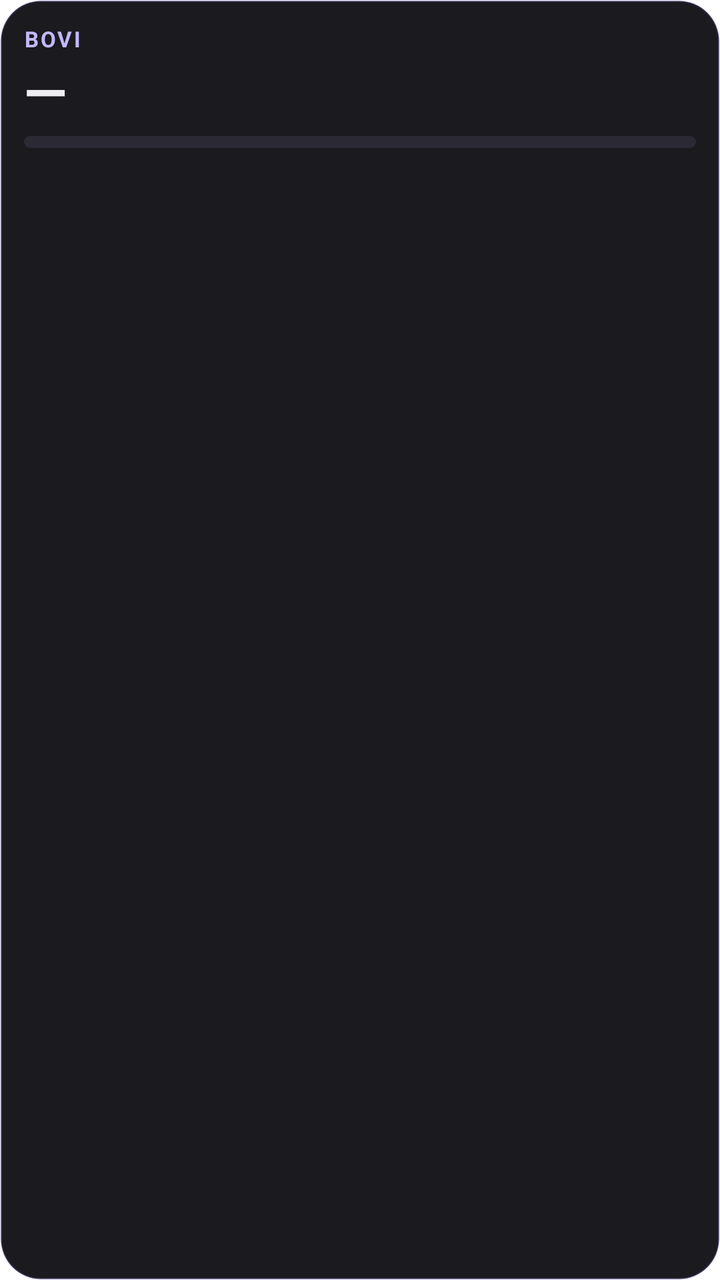
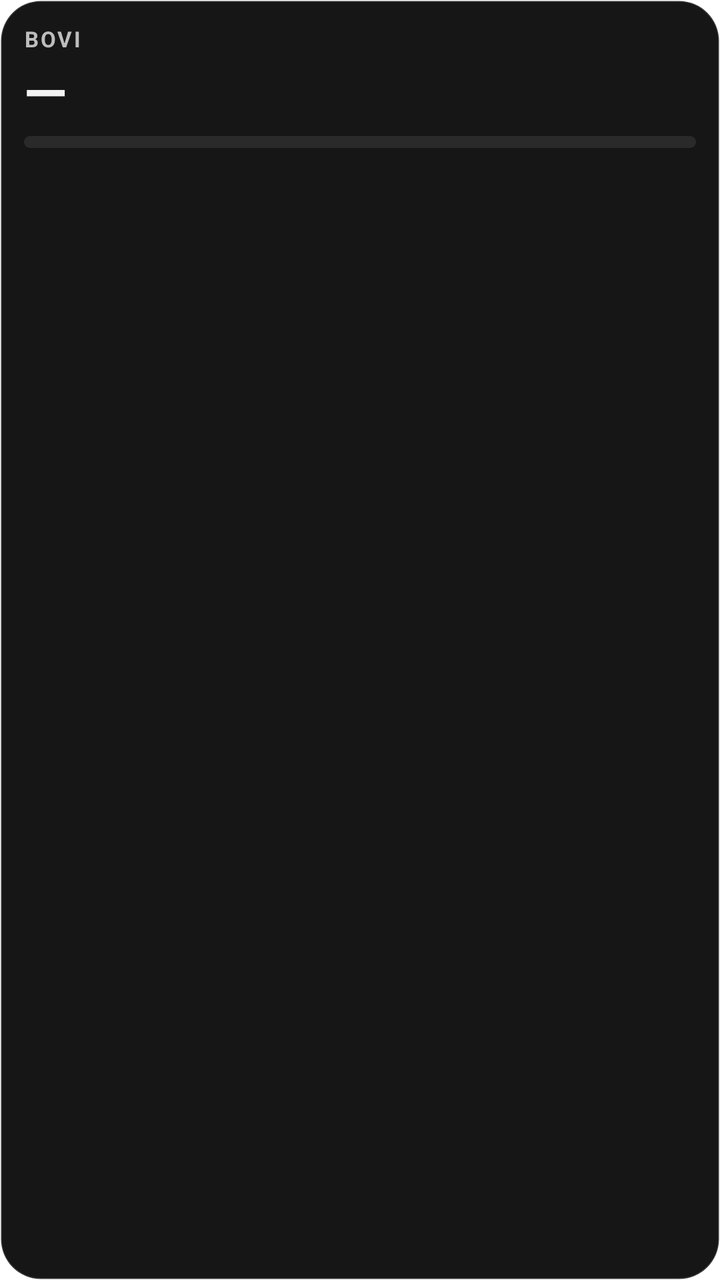

Screens rendered from an Android XML layout before and after an edit, with the pre-edit source and the edit as a unified diff.
<!-- AndroidManifest.xml: fallback theme Theme.MaterialComponents.DayNight.NoActionBar -->
<!-- res/layout/bw_screentime.xml -->
<?xml version="1.0" encoding="utf-8"?>
<LinearLayout xmlns:android="http://schemas.android.com/apk/res/android"
  android:id="@+id/bw_root"
  android:layout_width="match_parent"
  android:layout_height="match_parent"
  android:background="@drawable/bovi_widget_bg"
  android:orientation="vertical"
  android:padding="12dp">
  
  <LinearLayout
    android:layout_width="match_parent"
    android:layout_height="wrap_content"
    android:gravity="center_vertical"
    android:orientation="horizontal">
    <TextView
    android:id="@+id/bw_title"
    android:layout_width="0dp"
    android:layout_weight="1"
    android:layout_height="wrap_content"
    android:text="BOVI"
    android:textColor="#C4B8FC"
    android:textSize="11sp"
    android:textStyle="bold"
    android:maxLines="1"
    android:ellipsize="end"
    android:letterSpacing="0.08" />
    <TextView
    android:id="@+id/bw_header_meta"
    android:layout_width="wrap_content"
    android:layout_height="wrap_content"
    android:text=""
    android:textColor="#9A97A5"
    android:textSize="11sp"
    android:maxLines="1"
    android:ellipsize="end" />
  </LinearLayout>
  <LinearLayout
    android:layout_width="match_parent"
    android:layout_height="wrap_content"
    android:baselineAligned="true"
    android:orientation="horizontal">
    <TextView
    android:id="@+id/bw_st_total"
    android:layout_width="wrap_content"
    android:layout_height="wrap_content"
    android:text="—"
    android:textColor="#EEEDF2"
    android:textSize="28sp"
    android:textStyle="bold"
    android:maxLines="1"
    android:ellipsize="end" />
    <TextView
    android:id="@+id/bw_st_limit"
    android:layout_width="0dp"
    android:layout_height="wrap_content"
    android:text=""
    android:textColor="#9A97A5"
    android:textSize="12sp"
    android:maxLines="1"
    android:ellipsize="end"
    android:layout_weight="1"
    android:layout_marginStart="8dp" />
  </LinearLayout>
  <ProgressBar
    android:id="@+id/bw_st_progress"
    style="?android:attr/progressBarStyleHorizontal"
    android:layout_width="match_parent"
    android:layout_height="6dp"
    android:indeterminate="false"
    android:max="100"
    android:progress="0"
    android:progressDrawable="@drawable/bw_progress" android:layout_marginTop="4dp" />
  <TextView
    android:id="@+id/bw_empty"
    android:layout_width="match_parent"
    android:layout_height="wrap_content"
    android:text=""
    android:textColor="#9A97A5"
    android:textSize="13sp"
    android:maxLines="3"
    android:ellipsize="end"
    android:layout_marginTop="6dp"
    android:visibility="gone" />
  
  <LinearLayout
    android:id="@+id/bw_rows"
    android:layout_width="match_parent"
    android:layout_height="wrap_content"
    android:layout_marginTop="4dp"
    android:orientation="vertical" />
</LinearLayout>
<!-- resources referenced by this layout -->
<resources>
  <!-- drawable bovi_widget_bg (drawable) -->
  <?xml version="1.0" encoding="utf-8"?>
  <shape xmlns:android="http://schemas.android.com/apk/res/android" android:shape="rectangle">
    <solid android:color="#F20F0E13" />
    <corners android:radius="20dp" />
    <stroke android:width="1dp" android:color="#33A594F9" />
  </shape>
  <!-- drawable bw_progress (drawable) -->
  <?xml version="1.0" encoding="utf-8"?>
  <layer-list xmlns:android="http://schemas.android.com/apk/res/android">
    <item android:id="@android:id/background">
      <shape android:shape="rectangle">
        <corners android:radius="3dp" />
        <solid android:color="#2B2933" />
      </shape>
    </item>
    <item android:id="@android:id/progress">
      <clip>
        <shape android:shape="rectangle">
          <corners android:radius="3dp" />
          <solid android:color="#4CC9A0" />
        </shape>
      </clip>
    </item>
  </layer-list>
</resources>

<!-- the commit's change to res/layout/bw_screentime.xml (unified diff, before → after) -->
@@ -18,7 +18,7 @@
     android:layout_weight="1"
     android:layout_height="wrap_content"
     android:text="BOVI"
-    android:textColor="#C4B8FC"
+    android:textColor="#BDBDBD"
     android:textSize="11sp"
     android:textStyle="bold"
     android:maxLines="1"
@@ -29,7 +29,7 @@
     android:layout_width="wrap_content"
     android:layout_height="wrap_content"
     android:text=""
-    android:textColor="#9A97A5"
+    android:textColor="#9B9B9B"
     android:textSize="11sp"
     android:maxLines="1"
     android:ellipsize="end" />
@@ -44,7 +44,7 @@
     android:layout_width="wrap_content"
     android:layout_height="wrap_content"
     android:text="—"
-    android:textColor="#EEEDF2"
+    android:textColor="#F2F2F2"
     android:textSize="28sp"
     android:textStyle="bold"
     android:maxLines="1"
@@ -54,7 +54,7 @@
     android:layout_width="0dp"
     android:layout_height="wrap_content"
     android:text=""
-    android:textColor="#9A97A5"
+    android:textColor="#9B9B9B"
     android:textSize="12sp"
     android:maxLines="1"
     android:ellipsize="end"
@@ -75,7 +75,7 @@
     android:layout_width="match_parent"
     android:layout_height="wrap_content"
     android:text=""
-    android:textColor="#9A97A5"
+    android:textColor="#9B9B9B"
     android:textSize="13sp"
     android:maxLines="3"
     android:ellipsize="end"
<!-- resource entries referenced after the edit -->
@@ -3,9 +3,9 @@
   <!-- drawable bovi_widget_bg (drawable) -->
   <?xml version="1.0" encoding="utf-8"?>
   <shape xmlns:android="http://schemas.android.com/apk/res/android" android:shape="rectangle">
-    <solid android:color="#F20F0E13" />
+    <solid android:color="#F20A0A0A" />
     <corners android:radius="20dp" />
-    <stroke android:width="1dp" android:color="#33A594F9" />
+    <stroke android:width="1dp" android:color="#24FFFFFF" />
   </shape>
   <!-- drawable bw_progress (drawable) -->
   <?xml version="1.0" encoding="utf-8"?>
@@ -13,14 +13,14 @@
     <item android:id="@android:id/background">
       <shape android:shape="rectangle">
         <corners android:radius="3dp" />
-        <solid android:color="#2B2933" />
+        <solid android:color="#2A2A2A" />
       </shape>
     </item>
     <item android:id="@android:id/progress">
       <clip>
         <shape android:shape="rectangle">
           <corners android:radius="3dp" />
-          <solid android:color="#4CC9A0" />
+          <solid android:color="#7CC4A1" />
         </shape>
       </clip>
     </item>
